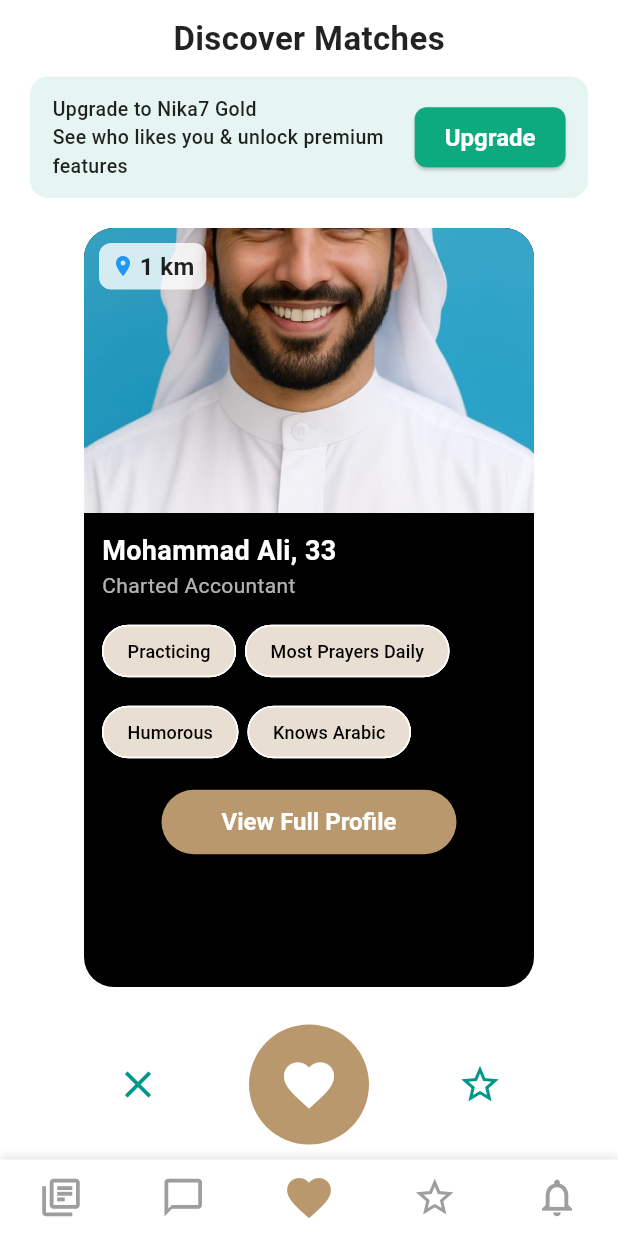
After one commit to muhammadhamza67/nikahplus, a Flutter app: the DiscoverMatchesScreen screen opened directly, after a tap on "Quick View", on a phone screen of 412 x 824 dp. The commit adds this screen. Run offline on Flutter 3.47's test engine with Material 3 defaults, Android fonts, the phone set to English and light mode, and no system bars; our stand-ins replace font_awesome_flutter, image_picker; Roboto replaces fonts that are missing (Poppins); statements that could not run were skipped.

Commit message:
Added MatchesScreen with smaller profile image

```diff
--- a/lib/screens/discover_ matches_ screen.dart
+++ b/lib/screens/discover_ matches_ screen.dart
@@ -1,4 +1,5 @@
 import 'package:flutter/material.dart';
+import 'matches_screen.dart'; // ⬅️ import your new screen file
 
 const Color goldColor = Color(0xFFB9986D);
 const Color beigeColor = Color(0xFFF5F2EE);
@@ -52,7 +53,7 @@ class DiscoverMatchesScreen extends StatelessWidget {
                         ),
                       ),
                       onPressed: () {
-                        // No navigation
+                        // No navigation for upgrade yet
                       },
                       child: const Text("Upgrade"),
                     ),
@@ -80,15 +81,15 @@ class DiscoverMatchesScreen extends StatelessWidget {
                     child: Column(
                       mainAxisSize: MainAxisSize.min,
                       children: [
-                        // Profile Image (centered, visible, proper size)
+                        // Profile Image
                         ClipRRect(
                           borderRadius: const BorderRadius.vertical(
                               top: Radius.circular(20)),
                           child: Image.asset(
-                            "lib/assets/images/profile.jpg", // correct path
-                            height: 250, // medium size
+                            "lib/assets/images/profile.jpg",
+                            height: 250,
                             width: double.infinity,
-                            fit: BoxFit.contain, // full picture visible
+                            fit: BoxFit.contain,
                           ),
                         ),
 
@@ -134,12 +135,22 @@ class DiscoverMatchesScreen extends StatelessWidget {
 
                         const SizedBox(height: 8),
 
-                        // Quick View button
+                        // Quick View button with Navigation
                         Align(
                           alignment: Alignment.centerRight,
+                          child: GestureDetector(
+                            onTap: () {
+                              Navigator.push(
+                                context,
+                                MaterialPageRoute(
+                                  builder: (context) =>
+                                      const MatchesScreen(), // ⬅️ Navigate here
+                                ),
+                              );
+                            },
                             child: Container(
-                            margin:
-                                const EdgeInsets.only(right: 12, bottom: 12),
+                              margin: const EdgeInsets.only(
+                                  right: 12, bottom: 12),
                               padding: const EdgeInsets.symmetric(
                                   horizontal: 12, vertical: 6),
                               decoration: BoxDecoration(
@@ -148,8 +159,9 @@ class DiscoverMatchesScreen extends StatelessWidget {
                               ),
                               child: const Text(
                                 "Quick View",
-                              style:
-                                  TextStyle(color: Colors.white, fontSize: 12),
+                                style: TextStyle(
+                                    color: Colors.white, fontSize: 12),
+                              ),
                             ),
                           ),
                         ),
@@ -183,16 +195,13 @@ class DiscoverMatchesScreen extends StatelessWidget {
                   size: 32, color: Colors.black),
             ),
             IconButton(
-                icon:
-                    const Icon(Icons.star, size: 28, color: Colors.black54),
+                icon: const Icon(Icons.star, size: 28, color: Colors.black54),
                 onPressed: () {}),
             IconButton(
-                icon:
-                    const Icon(Icons.person, size: 28, color: Colors.black54),
+                icon: const Icon(Icons.person, size: 28, color: Colors.black54),
                 onPressed: () {}),
             IconButton(
-                icon:
-                    const Icon(Icons.message, size: 28, color: Colors.black54),
+                icon: const Icon(Icons.message, size: 28, color: Colors.black54),
                 onPressed: () {}),
           ],
         ),
--- /dev/null
+++ b/lib/screens/matches_screen.dart
@@ -0,0 +1,269 @@
+import 'package:flutter/material.dart';
+
+class MatchesScreen extends StatelessWidget {
+  const MatchesScreen({super.key});
+
+  @override
+  Widget build(BuildContext context) {
+    return Scaffold(
+      backgroundColor: Colors.white,
+      bottomNavigationBar: Container(
+        padding: const EdgeInsets.symmetric(vertical: 8),
+        decoration: const BoxDecoration(
+          color: Colors.white,
+          boxShadow: [
+            BoxShadow(
+              color: Colors.black12,
+              blurRadius: 5,
+              offset: Offset(0, -2),
+            ),
+          ],
+        ),
+        child: Row(
+          mainAxisAlignment: MainAxisAlignment.spaceAround,
+          children: const [
+            Icon(Icons.library_books_outlined, color: Colors.grey, size: 30),
+            Icon(Icons.chat_bubble_outline, color: Colors.grey, size: 30),
+            Icon(Icons.favorite, color: Color(0xFFB9986D), size: 35),
+            Icon(Icons.star_border, color: Colors.grey, size: 30),
+            Icon(Icons.notifications_none, color: Colors.grey, size: 30),
+          ],
+        ),
+      ),
+      body: SafeArea(
+        child: Column(
+          children: [
+            const SizedBox(height: 10),
+            const Text(
+              "Discover Matches",
+              style: TextStyle(
+                fontSize: 22,
+                fontWeight: FontWeight.bold,
+              ),
+            ),
+            const SizedBox(height: 10),
+
+            // Upgrade Banner
+            Container(
+              margin: const EdgeInsets.symmetric(horizontal: 20),
+              padding: const EdgeInsets.symmetric(horizontal: 15, vertical: 12),
+              decoration: BoxDecoration(
+                color: const Color(0xFFE6F5F1),
+                borderRadius: BorderRadius.circular(12),
+              ),
+              child: Row(
+                mainAxisAlignment: MainAxisAlignment.spaceBetween,
+                children: [
+                  const Expanded(
+                    child: Text(
+                      "Upgrade to Nika7 Gold\nSee who likes you & unlock premium features",
+                      style: TextStyle(
+                        fontSize: 13,
+                        fontWeight: FontWeight.w500,
+                        color: Colors.black87,
+                      ),
+                    ),
+                  ),
+                  ElevatedButton(
+                    onPressed: () {},
+                    style: ElevatedButton.styleFrom(
+                      backgroundColor: const Color(0xFF0DA97F),
+                      shape: RoundedRectangleBorder(
+                        borderRadius: BorderRadius.circular(8),
+                      ),
+                      padding: const EdgeInsets.symmetric(
+                          horizontal: 20, vertical: 10),
+                    ),
+                    child: const Text(
+                      "Upgrade",
+                      style: TextStyle(
+                          color: Colors.white, fontWeight: FontWeight.bold),
+                    ),
+                  ),
+                ],
+              ),
+            ),
+
+            const SizedBox(height: 20),
+
+            // Profile Card
+            Expanded(
+              child: Center(
+                child: Container(
+                  width: 300,
+                  decoration: BoxDecoration(
+                    borderRadius: BorderRadius.circular(20),
+                    color: Colors.black,
+                  ),
+                  child: Column(
+                    crossAxisAlignment: CrossAxisAlignment.start,
+                    children: [
+                      // Image
+                      ClipRRect(
+                        borderRadius: const BorderRadius.only(
+                          topLeft: Radius.circular(20),
+                          topRight: Radius.circular(20),
+                        ),
+                        child: Stack(
+                          children: [
+                            Image.asset(
+                              "lib/assets/images/profile.jpg", // replace with your image
+                              height: 190, // smaller height
+                              width: double.infinity,
+                              fit: BoxFit.cover,
+                            ),
+                            Positioned(
+                              top: 10,
+                              left: 10,
+                              child: Container(
+                                padding: const EdgeInsets.symmetric(
+                                    horizontal: 8, vertical: 4),
+                                decoration: BoxDecoration(
+                                  color: Colors.white.withOpacity(0.8),
+                                  borderRadius: BorderRadius.circular(8),
+                                ),
+                                child: const Row(
+                                  children: [
+                                    Icon(Icons.location_on,
+                                        color: Colors.blue, size: 16),
+                                    SizedBox(width: 3),
+                                    Text("1 km",
+                                        style: TextStyle(
+                                            fontWeight: FontWeight.bold)),
+                                  ],
+                                ),
+                              ),
+                            ),
+                          ],
+                        ),
+                      ),
+
+                      // Name, Age & Profession
+                      Padding(
+                        padding: const EdgeInsets.all(12.0),
+                        child: Column(
+                          crossAxisAlignment: CrossAxisAlignment.start,
+                          children: [
+                            const Text(
+                              "Mohammad Ali, 33",
+                              style: TextStyle(
+                                  fontSize: 18,
+                                  fontWeight: FontWeight.bold,
+                                  color: Colors.white),
+                            ),
+                            const Text(
+                              "Charted Accountant",
+                              style: TextStyle(
+                                  fontSize: 14, color: Colors.white70),
+                            ),
+                            const SizedBox(height: 10),
+
+                            // Tags
+                            Wrap(
+                              spacing: 6,
+                              runSpacing: 6,
+                              children: const [
+                                _TagChip(text: "Practicing"),
+                                _TagChip(text: "Most Prayers Daily"),
+                                _TagChip(text: "Humorous"),
+                                _TagChip(text: "Knows Arabic"),
+                              ],
+                            ),
+
+                            const SizedBox(height: 12),
+
+                            // View Profile Button
+                            Center(
+                              child: ElevatedButton(
+                                onPressed: () {},
+                                style: ElevatedButton.styleFrom(
+                                  backgroundColor: const Color(0xFFB9986D),
+                                  shape: RoundedRectangleBorder(
+                                    borderRadius: BorderRadius.circular(25),
+                                  ),
+                                  padding: const EdgeInsets.symmetric(
+                                      horizontal: 40, vertical: 12),
+                                ),
+                                child: const Text(
+                                  "View Full Profile",
+                                  style: TextStyle(
+                                      color: Colors.white,
+                                      fontWeight: FontWeight.bold),
+                                ),
+                              ),
+                            ),
+                          ],
+                        ),
+                      )
+                    ],
+                  ),
+                ),
+              ),
+            ),
+
+            const SizedBox(height: 15),
+
+            // Like/Dislike/Favorite Buttons
+            Padding(
+              padding: const EdgeInsets.symmetric(horizontal: 40, vertical: 10),
+              child: Row(
+                mainAxisAlignment: MainAxisAlignment.spaceAround,
+                children: [
+                  _CircleButton(
+                      icon: Icons.close, color: Colors.teal, bg: Colors.white),
+                  _CircleButton(
+                      icon: Icons.favorite,
+                      color: Colors.white,
+                      bg: const Color(0xFFB9986D),
+                      size: 40),
+                  _CircleButton(
+                      icon: Icons.star_border,
+                      color: Colors.teal,
+                      bg: Colors.white),
+                ],
+              ),
+            ),
+          ],
+        ),
+      ),
+    );
+  }
+}
+
+class _TagChip extends StatelessWidget {
+  final String text;
+  const _TagChip({required this.text});
+
+  @override
+  Widget build(BuildContext context) {
+    return Chip(
+      label: Text(
+        text,
+        style: const TextStyle(color: Colors.black, fontSize: 12),
+      ),
+      backgroundColor: const Color(0xFFE8DED2),
+      shape: RoundedRectangleBorder(borderRadius: BorderRadius.circular(20)),
+    );
+  }
+}
+
+class _CircleButton extends StatelessWidget {
+  final IconData icon;
+  final Color color;
+  final Color bg;
+  final double size;
+  const _CircleButton(
+      {required this.icon,
+      required this.color,
+      required this.bg,
+      this.size = 30});
+
+  @override
+  Widget build(BuildContext context) {
+    return CircleAvatar(
+      radius: size,
+      backgroundColor: bg,
+      child: Icon(icon, color: color, size: size),
+    );
+  }
+}
```
Lines whose indentation alone changed are shown as unchanged.
